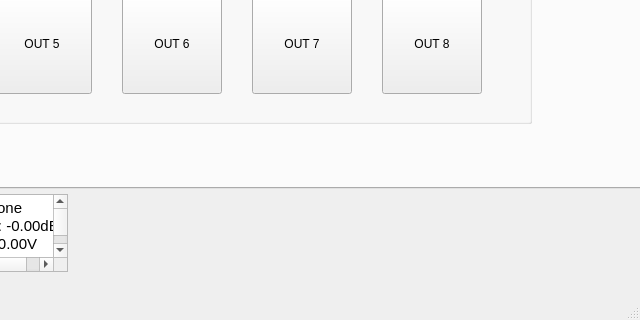
This is transceiver/GUI/SFTU-GUI/form.ui in lukuky64/SFTU as Qt 5 draws it before an edit; both pictures show x 160 to 800 and y 280 to 600 of the 800 by 600 pixel window. The edited form follows.
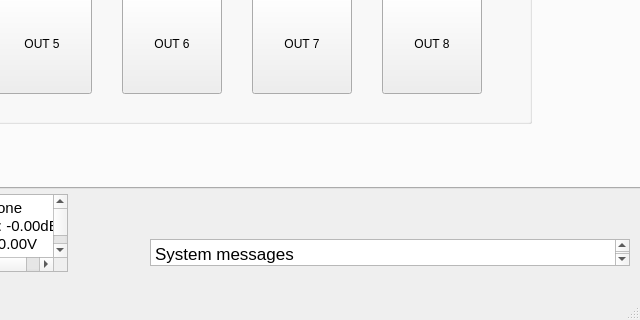
This is the edited form.

Commit message: fixed status text fields, added field for system updates instead of console

```diff
--- a/transceiver/GUI/SFTU-GUI/form.ui
+++ b/transceiver/GUI/SFTU-GUI/form.ui
@@ -616,6 +616,35 @@
 &lt;p style=&quot; margin-top:0px; margin-bottom:0px; margin-left:0px; margin-right:0px; -qt-block-indent:0; text-indent:0px;&quot;&gt;&lt;span style=&quot; font-size:11pt;&quot;&gt;Stat: Error&lt;/span&gt;&lt;/p&gt;&lt;/body&gt;&lt;/html&gt;</string>
     </property>
    </widget>
+   <widget class="QTextEdit" name="system_msgs">
+    <property name="geometry">
+     <rect>
+      <x>310</x>
+      <y>500</y>
+      <width>480</width>
+      <height>27</height>
+     </rect>
+    </property>
+    <property name="undoRedoEnabled">
+     <bool>false</bool>
+    </property>
+    <property name="lineWrapMode">
+     <enum>QTextEdit::LineWrapMode::NoWrap</enum>
+    </property>
+    <property name="readOnly">
+     <bool>true</bool>
+    </property>
+    <property name="html">
+     <string>&lt;!DOCTYPE HTML PUBLIC &quot;-//W3C//DTD HTML 4.0//EN&quot; &quot;http://www.w3.org/TR/REC-html40/strict.dtd&quot;&gt;
+&lt;html&gt;&lt;head&gt;&lt;meta name=&quot;qrichtext&quot; content=&quot;1&quot; /&gt;&lt;meta charset=&quot;utf-8&quot; /&gt;&lt;style type=&quot;text/css&quot;&gt;
+p, li { white-space: pre-wrap; }
+hr { height: 1px; border-width: 0; }
+li.unchecked::marker { content: &quot;\2610&quot;; }
+li.checked::marker { content: &quot;\2612&quot;; }
+&lt;/style&gt;&lt;/head&gt;&lt;body style=&quot; font-family:'.AppleSystemUIFont'; font-size:13pt; font-weight:400; font-style:normal;&quot;&gt;
+&lt;p style=&quot; margin-top:0px; margin-bottom:0px; margin-left:0px; margin-right:0px; -qt-block-indent:0; text-indent:0px;&quot;&gt;System messages&lt;/p&gt;&lt;/body&gt;&lt;/html&gt;</string>
+    </property>
+   </widget>
   </widget>
   <widget class="QStatusBar" name="statusbar"/>
   <widget class="QMenuBar" name="menubar">
```
The commit also changes 5 other files.
